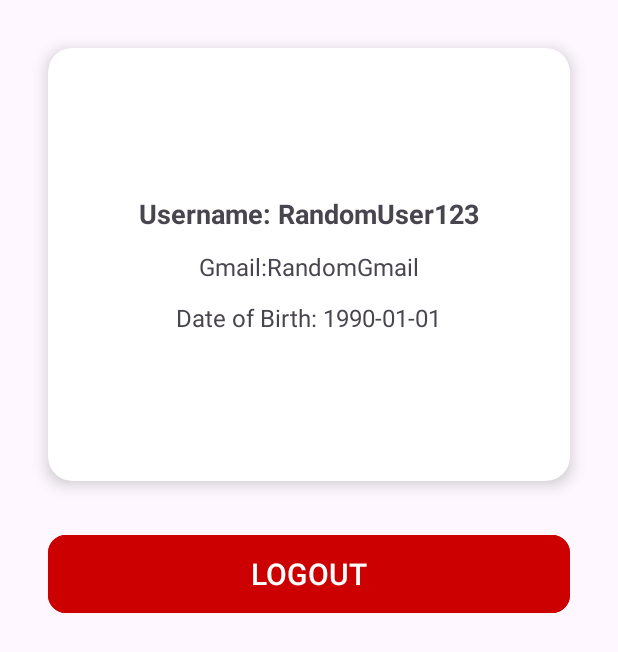
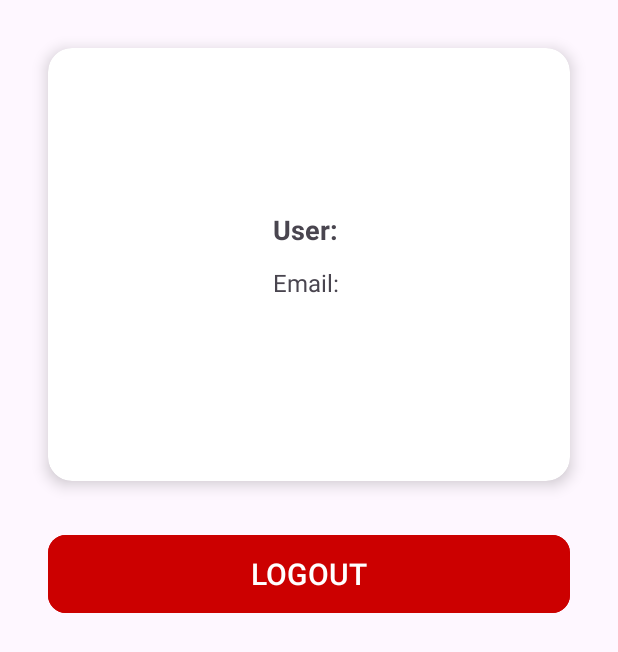
Before and after one commit to QuanHT2412/LabBooking, an Android app: the fragment SettingsFragment shown on its own in the app's theme, on a phone screen of 412 x 824 dp. Shown: the top 652 px of the screen. Run offline under Robolectric (Android 15) with nearby library versions, the phone set to English and light mode, and no system bars; our stand-ins replace Firebase (no records; nobody signed in at launch, a user with empty details on screens opened directly).

Commit message:
get username + add username to firestore

```diff
--- a/app/src/main/java/io/diendanx/labbooking/activities/Home/adapters/ChatRoomListAdapter.java
+++ b/app/src/main/java/io/diendanx/labbooking/activities/Home/adapters/ChatRoomListAdapter.java
@@ -46,11 +46,9 @@ public class ChatRoomListAdapter extends RecyclerView.Adapter<ChatRoomListAdapte
             holder.tvSenderId.setText("Chưa có người gửi");
             holder.tvLastMessage.setText("Chưa có tin nhắn");
         } else {
-            Log.d("ChatRoomAdapter", "Fetching username for userId: " + room.getLastMessageSenderId());
-
             FirebaseFirestore.getInstance()
                     .collection("users")
-                    .document(room.getLastMessageSenderId())
+                    .document(room.getChatRoomId())
                     .get()
                     .addOnSuccessListener(documentSnapshot -> {
                         if (documentSnapshot.exists()) {
--- a/app/src/main/java/io/diendanx/labbooking/activities/Home/fragments/AdminChatDetailFragment.java
+++ b/app/src/main/java/io/diendanx/labbooking/activities/Home/fragments/AdminChatDetailFragment.java
@@ -76,12 +76,12 @@ public class AdminChatDetailFragment extends Fragment {
 
         // Lấy senderId từ tin nhắn cuối cùng để truy username
         FirebaseFirestore.getInstance()
-                .collection("chat_rooms")
+                .collection("chat_room")
                 .document(chatRoomId)
                 .get()
                 .addOnSuccessListener(doc -> {
                     if (doc.exists()) {
-                        String senderId = doc.getString("lastMessageSenderId");
+                        String senderId = doc.getString("chatRoomId");
                         if (senderId != null && !senderId.isEmpty()) {
                             FirebaseFirestore.getInstance()
                                     .collection("users")
@@ -92,6 +92,8 @@ public class AdminChatDetailFragment extends Fragment {
                                             String username = userDoc.getString("username");
                                             if (username != null) {
                                                 topAppBar.setTitle(username);
+                                            } else {
+                                                topAppBar.setTitle("Unknown");
                                             }
                                         }
                                     });
--- a/app/src/main/java/io/diendanx/labbooking/activities/Home/fragments/SettingsFragment.java
+++ b/app/src/main/java/io/diendanx/labbooking/activities/Home/fragments/SettingsFragment.java
@@ -9,6 +9,7 @@ import android.view.LayoutInflater;
 import android.view.View;
 import android.view.ViewGroup;
 import android.widget.Button;
+import android.widget.TextView;
 
 import com.google.firebase.auth.FirebaseAuth;
 
@@ -19,6 +20,8 @@ public class SettingsFragment extends Fragment {
 
     private FirebaseAuth mAuth;
     private Button btnSignOut;
+
+    private TextView tvUsername, tvEmail;
 
     public SettingsFragment() {
         // Required empty public constructor
@@ -37,6 +40,8 @@ public class SettingsFragment extends Fragment {
         setListeners();
 
         // Inflate the layout for this fragment
+        tvUsername.setText("User: " + mAuth.getCurrentUser().getDisplayName());
+        tvEmail.setText("Email: " + mAuth.getCurrentUser().getEmail());
         return v;
     }
 
@@ -50,5 +55,7 @@ public class SettingsFragment extends Fragment {
     private void initViews(View v) {
         btnSignOut = v.findViewById(R.id.btn_logout);
         mAuth = FirebaseAuth.getInstance();
+        tvUsername = v.findViewById(R.id.tv_username);
+        tvEmail = v.findViewById(R.id.tv_email);
     }
 }
--- a/app/src/main/res/layout/fragment_settings.xml
+++ b/app/src/main/res/layout/fragment_settings.xml
@@ -34,19 +34,12 @@
                 android:textStyle="bold" />
 
             <TextView
-                android:id="@+id/tv_name"
+                android:id="@+id/tv_email"
                 android:layout_width="wrap_content"
                 android:layout_height="wrap_content"
                 android:text="Gmail:RandomGmail"
                 android:textSize="16sp"
                 android:layout_marginBottom="12dp"/>
-
-            <TextView
-                android:id="@+id/tv_dob"
-                android:layout_width="wrap_content"
-                android:layout_height="wrap_content"
-                android:text="Date of Birth: 1990-01-01"
-                android:textSize="16sp"/>
 
         </LinearLayout>
     </androidx.cardview.widget.CardView>
```
